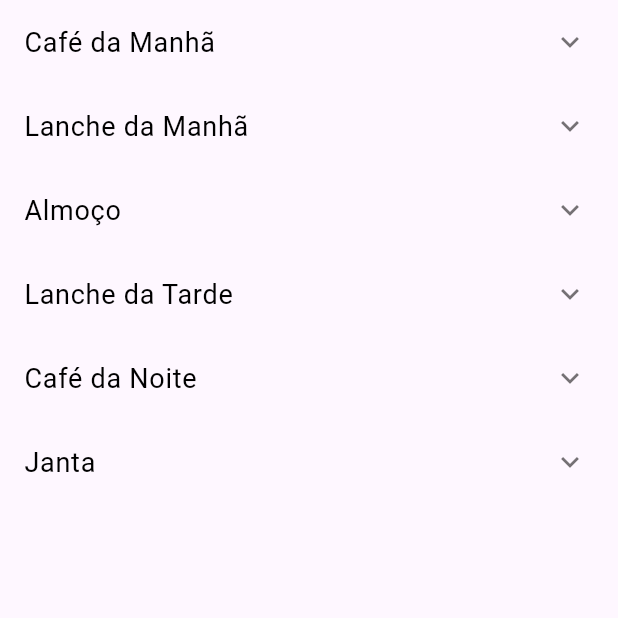
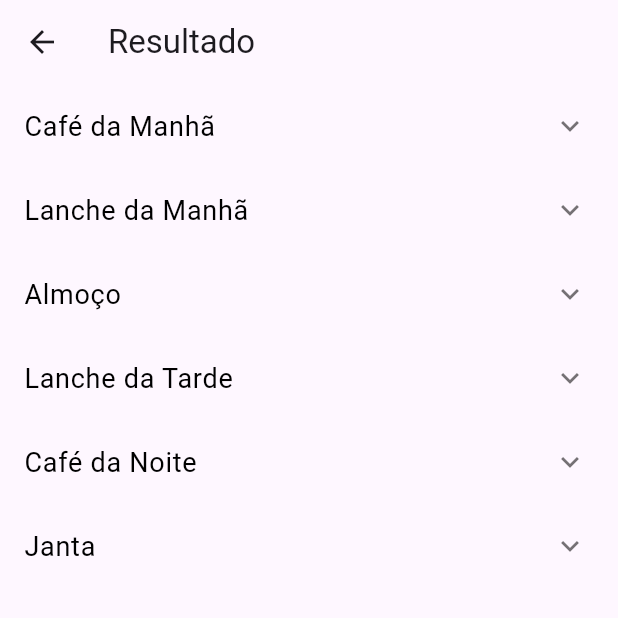
Before and after one commit to gustavoramos00/flutter_ufba, a Flutter app: the Resultado screen opened directly with sample values from the repository, on a phone screen of 412 x 824 dp, the top half of it. Run offline on Flutter 3.47's test engine with Material 2 defaults, Android fonts, the phone set to English and light mode, and no system bars; our stand-ins replace flutter_riverpod.

Commit message:
Update resultado-imc.dart
Inclusão do botão de voltar na tela de dietas

```diff
--- a/lib/resultado-imc.dart
+++ b/lib/resultado-imc.dart
@@ -53,6 +53,15 @@ class _ResultadoState extends State<Resultado> {
   @override
   Widget build(BuildContext context) {
     return Scaffold(
+      appBar: AppBar(
+        title: const Text('Resultado'),
+        leading: IconButton(
+          icon: const Icon(Icons.arrow_back), // Ícone de seta para a esquerda
+          onPressed: () {
+            Navigator.pop(context); // Volta para a tela anterior
+          },
+        ),
+      ),
       body: SingleChildScrollView(
         child: Column(
           children: [
```
